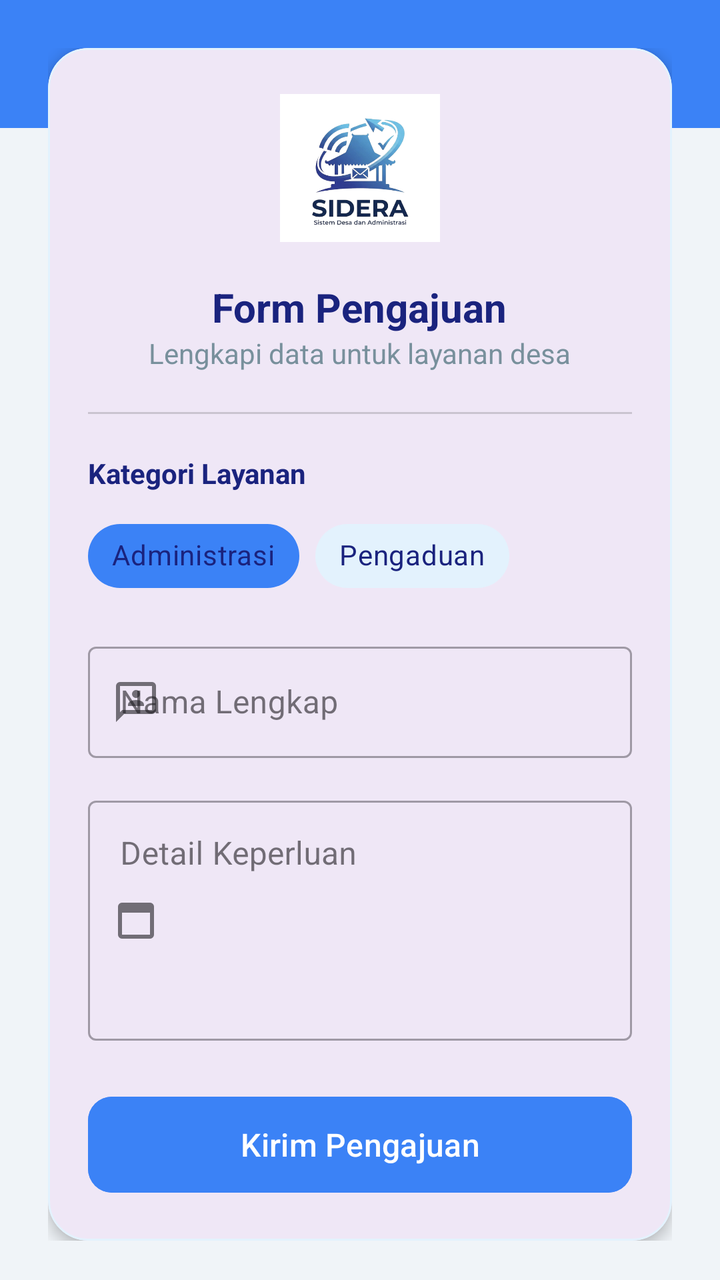
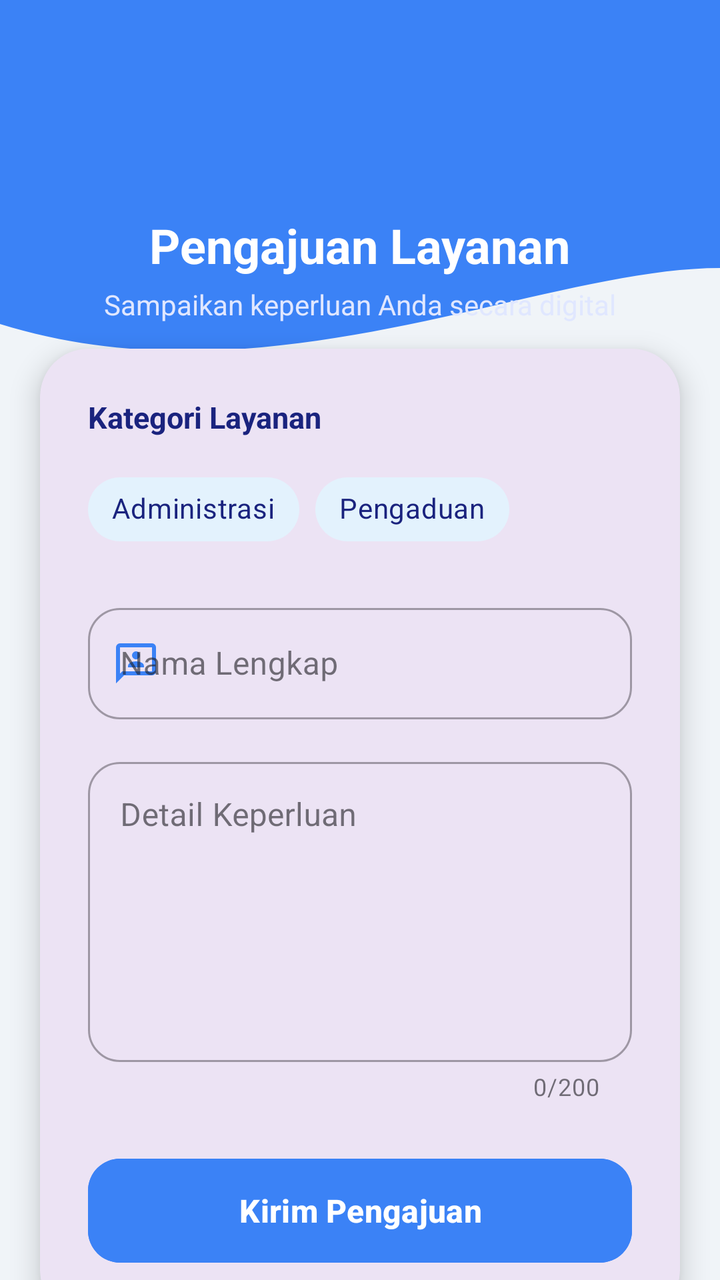

Compare the two renders of this Android layout. The source of the first and the diff that turns it into the second are given below.
<!-- AndroidManifest.xml: application theme Theme.Naylaai -->
<!-- res/layout/activity_ninth.xml -->
<?xml version="1.0" encoding="utf-8"?>
<androidx.coordinatorlayout.widget.CoordinatorLayout xmlns:android="http://schemas.android.com/apk/res/android"
    xmlns:app="http://schemas.android.com/apk/res-auto"
    xmlns:tools="http://schemas.android.com/tools"
    android:layout_width="match_parent"
    android:layout_height="match_parent"
    android:background="@color/background_light"
    tools:context=".Home.pertemuan_9.NinthActivity">

    <include
        android:id="@+id/includeToolbar"
        layout="@layout/toolbar_main" />

    <androidx.core.widget.NestedScrollView
        android:layout_width="match_parent"
        android:layout_height="match_parent"
        app:layout_behavior="@string/appbar_scrolling_view_behavior">

        <LinearLayout
            android:layout_width="match_parent"
            android:layout_height="wrap_content"
            android:orientation="vertical"
            android:padding="24dp">

            <com.google.android.material.card.MaterialCardView
                android:layout_width="match_parent"
                android:layout_height="wrap_content"
                app:cardCornerRadius="20dp"
                app:cardElevation="4dp"
                app:strokeWidth="1dp"
                app:strokeColor="@color/card_light_blue">

                <LinearLayout
                    android:layout_width="match_parent"
                    android:layout_height="wrap_content"
                    android:orientation="vertical"
                    android:padding="20dp">

                    <ImageView
                        android:id="@+id/ivHeader"
                        android:layout_width="80dp"
                        android:layout_height="80dp"
                        android:layout_gravity="center"
                        android:src="@drawable/sidera" />

                    <TextView
                        android:layout_width="wrap_content"
                        android:layout_height="wrap_content"
                        android:layout_gravity="center"
                        android:layout_marginTop="16dp"
                        android:text="Form Pengajuan"
                        android:textColor="@color/text_primary"
                        android:textSize="20sp"
                        android:textStyle="bold" />

                    <TextView
                        android:layout_width="wrap_content"
                        android:layout_height="wrap_content"
                        android:layout_gravity="center"
                        android:text="Lengkapi data untuk layanan desa"
                        android:textColor="@color/text_secondary"
                        android:textSize="14sp" />

                    <com.google.android.material.divider.MaterialDivider
                        android:layout_width="match_parent"
                        android:layout_height="wrap_content"
                        android:layout_marginVertical="20dp" />

                    <TextView
                        android:layout_width="wrap_content"
                        android:layout_height="wrap_content"
                        android:text="Kategori Layanan"
                        android:textColor="@color/text_primary"
                        android:textSize="14sp"
                        android:textStyle="bold"
                        android:layout_marginBottom="8dp"/>

                    <com.google.android.material.chip.ChipGroup
                        android:id="@+id/chipGroupKategori"
                        android:layout_width="match_parent"
                        android:layout_height="wrap_content"
                        app:singleSelection="true"
                        app:selectionRequired="true">

                        <com.google.android.material.chip.Chip
                            android:id="@+id/chipAdmin"
                            style="@style/Widget.MaterialComponents.Chip.Choice"
                            android:layout_width="wrap_content"
                            android:layout_height="wrap_content"
                            android:text="Administrasi"
                            android:checked="true"
                            app:chipBackgroundColor="@color/chip_background_state_list"
                            android:textColor="@color/text_primary"/>

                        <com.google.android.material.chip.Chip
                            android:id="@+id/chipAduan"
                            style="@style/Widget.MaterialComponents.Chip.Choice"
                            android:layout_width="wrap_content"
                            android:layout_height="wrap_content"
                            android:text="Pengaduan"
                            app:chipBackgroundColor="@color/chip_background_state_list"
                            android:textColor="@color/text_primary"/>
                    </com.google.android.material.chip.ChipGroup>

                    <com.google.android.material.textfield.TextInputLayout
                        android:id="@+id/tilNama"
                        style="@style/Widget.MaterialComponents.TextInputLayout.OutlinedBox"
                        android:layout_width="match_parent"
                        android:layout_height="wrap_content"
                        android:layout_marginTop="16dp"
                        android:hint="Nama Lengkap"
                        app:startIconDrawable="@drawable/ic_profile">

                        <com.google.android.material.textfield.TextInputEditText
                            android:layout_width="match_parent"
                            android:layout_height="wrap_content"
                            android:inputType="textPersonName" />
                    </com.google.android.material.textfield.TextInputLayout>

                    <com.google.android.material.textfield.TextInputLayout
                        android:id="@+id/tilPesan"
                        style="@style/Widget.MaterialComponents.TextInputLayout.OutlinedBox"
                        android:layout_width="match_parent"
                        android:layout_height="wrap_content"
                        android:layout_marginTop="16dp"
                        android:hint="Detail Keperluan"
                        app:startIconDrawable="@drawable/ic_note">

                        <com.google.android.material.textfield.TextInputEditText
                            android:layout_width="match_parent"
                            android:layout_height="120dp"
                            android:gravity="top"
                            android:inputType="textMultiLine" />
                    </com.google.android.material.textfield.TextInputLayout>

                    <com.google.android.material.button.MaterialButton
                        android:id="@+id/btnKirim"
                        android:layout_width="match_parent"
                        android:layout_height="56dp"
                        android:layout_marginTop="24dp"
                        android:text="Kirim Pengajuan"
                        android:textAllCaps="false"
                        android:textSize="16sp"
                        app:cornerRadius="12dp"
                        android:backgroundTint="@color/primary_blue" />

                </LinearLayout>
            </com.google.android.material.card.MaterialCardView>
        </LinearLayout>
    </androidx.core.widget.NestedScrollView>

</androidx.coordinatorlayout.widget.CoordinatorLayout>
<!-- res/layout/toolbar_main.xml (included above) -->
<?xml version="1.0" encoding="utf-8"?>
<androidx.appcompat.widget.Toolbar xmlns:android="http://schemas.android.com/apk/res/android"
    xmlns:app="http://schemas.android.com/apk/res-auto"
    android:id="@+id/toolbar"
    android:layout_width="match_parent"
    android:layout_height="?attr/actionBarSize"
    android:background="@color/primary_blue"
    android:elevation="0dp"
    android:theme="@style/ThemeOverlay.AppCompat.Dark.ActionBar"
    app:titleTextColor="@color/white"
    app:popupTheme="@style/ThemeOverlay.AppCompat.Light" />
<!-- resources referenced by this layout -->
<resources>
  <color name="background_light">#F0F4F8</color>
  <color name="card_light_blue">#E3F2FD</color>
  <color name="primary_blue">#3B82F6</color>
  <color name="text_primary">#1A237E</color>
  <color name="text_secondary">#78909C</color>
  <color name="white">#FFFFFFFF</color>
  <!-- drawable ic_note (drawable) -->
  <vector xmlns:android="http://schemas.android.com/apk/res/android" android:height="24dp" android:tint="#000000" android:viewportHeight="960" android:viewportWidth="960" android:width="24dp">
        
      <path android:fillColor="@android:color/white" android:pathData="M200,840Q167,840 143.5,816.5Q120,793 120,760L120,200Q120,167 143.5,143.5Q167,120 200,120L760,120Q793,120 816.5,143.5Q840,167 840,200L840,760Q840,793 816.5,816.5Q793,840 760,840L200,840ZM200,760L760,760Q760,760 760,760Q760,760 760,760L760,320L200,320L200,760Q200,760 200,760Q200,760 200,760Z"/>
      
  </vector>
  <!-- drawable ic_profile (drawable) -->
  <vector xmlns:android="http://schemas.android.com/apk/res/android" android:height="24dp" android:tint="#000000" android:viewportHeight="960" android:viewportWidth="960" android:width="24dp">
        
      <path android:fillColor="@android:color/white" android:pathData="M320,560L640,560L640,538Q640,494 596,467Q552,440 480,440Q408,440 364,467Q320,494 320,538L320,560ZM536.5,376.5Q560,353 560,320Q560,287 536.5,263.5Q513,240 480,240Q447,240 423.5,263.5Q400,287 400,320Q400,353 423.5,376.5Q447,400 480,400Q513,400 536.5,376.5ZM80,880L80,160Q80,127 103.5,103.5Q127,80 160,80L800,80Q833,80 856.5,103.5Q880,127 880,160L880,640Q880,673 856.5,696.5Q833,720 800,720L240,720L80,880ZM206,640L800,640Q800,640 800,640Q800,640 800,640L800,160Q800,160 800,160Q800,160 800,160L160,160Q160,160 160,160Q160,160 160,160L160,685L206,640ZM160,640L160,640L160,160Q160,160 160,160Q160,160 160,160L160,160Q160,160 160,160Q160,160 160,160L160,640Q160,640 160,640Q160,640 160,640Z"/>
      
  </vector>
  <!-- drawable sidera: png bitmap (drawable, 140471 bytes) -->
  <style name="Theme.Naylaai" parent="Base.Theme.Naylaai" />
  <style name="Base.Theme.Naylaai" parent="Theme.Material3.DayNight.NoActionBar">
          
          
      </style>
</resources>

<!-- the commit's change to res/layout/activity_ninth.xml (unified diff, before → after) -->
@@ -7,73 +7,90 @@
     android:background="@color/background_light"
     tools:context=".Home.pertemuan_9.NinthActivity">
 
-    <include
-        android:id="@+id/includeToolbar"
-        layout="@layout/toolbar_main" />
+    <com.google.android.material.appbar.AppBarLayout
+        android:id="@+id/appBarLayout"
+        android:layout_width="match_parent"
+        android:layout_height="wrap_content"
+        android:background="@android:color/transparent"
+        app:elevation="0dp">
+
+        <include
+            android:id="@+id/includeToolbar"
+            layout="@layout/toolbar_main" />
+    </com.google.android.material.appbar.AppBarLayout>
 
     <androidx.core.widget.NestedScrollView
         android:layout_width="match_parent"
         android:layout_height="match_parent"
+        android:clipToPadding="false"
+        android:paddingBottom="32dp"
         app:layout_behavior="@string/appbar_scrolling_view_behavior">
 
         <LinearLayout
             android:layout_width="match_parent"
             android:layout_height="wrap_content"
-            android:orientation="vertical"
-            android:padding="24dp">
-
+            android:orientation="vertical">
+
+            
+            <RelativeLayout
+                android:layout_width="match_parent"
+                android:layout_height="140dp">
+
+                <View
+                    android:layout_width="match_parent"
+                    android:layout_height="match_parent"
+                    android:background="@drawable/bg_home_header" />
+
+                <LinearLayout
+                    android:layout_width="match_parent"
+                    android:layout_height="wrap_content"
+                    android:layout_centerInParent="true"
+                    android:gravity="center"
+                    android:orientation="vertical"
+                    android:paddingHorizontal="24dp">
+
+                    <TextView
+                        android:layout_width="wrap_content"
+                        android:layout_height="wrap_content"
+                        android:text="Pengajuan Layanan"
+                        android:textColor="@color/white"
+                        android:textSize="24sp"
+                        android:textStyle="bold" />
+
+                    <TextView
+                        android:layout_width="wrap_content"
+                        android:layout_height="wrap_content"
+                        android:layout_marginTop="4dp"
+                        android:text="Sampaikan keperluan Anda secara digital"
+                        android:textColor="#E0E7FF"
+                        android:textSize="14sp" />
+                </LinearLayout>
+            </RelativeLayout>
+
+            
             <com.google.android.material.card.MaterialCardView
                 android:layout_width="match_parent"
                 android:layout_height="wrap_content"
-                app:cardCornerRadius="20dp"
-                app:cardElevation="4dp"
-                app:strokeWidth="1dp"
-                app:strokeColor="@color/card_light_blue">
+                android:layout_marginHorizontal="20dp"
+                android:layout_marginTop="-30dp"
+                app:cardCornerRadius="24dp"
+                app:cardElevation="8dp"
+                app:strokeWidth="0dp">
 
                 <LinearLayout
                     android:layout_width="match_parent"
                     android:layout_height="wrap_content"
                     android:orientation="vertical"
-                    android:padding="20dp">
-
-                    <ImageView
-                        android:id="@+id/ivHeader"
-                        android:layout_width="80dp"
-                        android:layout_height="80dp"
-                        android:layout_gravity="center"
-                        android:src="@drawable/sidera" />
+                    android:padding="24dp">
 
                     <TextView
                         android:layout_width="wrap_content"
                         android:layout_height="wrap_content"
-                        android:layout_gravity="center"
-                        android:layout_marginTop="16dp"
-                        android:text="Form Pengajuan"
-                        android:textColor="@color/text_primary"
-                        android:textSize="20sp"
-                        android:textStyle="bold" />
-
-                    <TextView
-                        android:layout_width="wrap_content"
-                        android:layout_height="wrap_content"
-                        android:layout_gravity="center"
-                        android:text="Lengkapi data untuk layanan desa"
-                        android:textColor="@color/text_secondary"
-                        android:textSize="14sp" />
-
-                    <com.google.android.material.divider.MaterialDivider
-                        android:layout_width="match_parent"
-                        android:layout_height="wrap_content"
-                        android:layout_marginVertical="20dp" />
-
-                    <TextView
-                        android:layout_width="wrap_content"
-                        android:layout_height="wrap_content"
                         android:text="Kategori Layanan"
                         android:textColor="@color/text_primary"
-                        android:textSize="14sp"
+                        android:textSize="15sp"
                         android:textStyle="bold"
-                        android:layout_marginBottom="8dp"/>
+                        android:layout_marginBottom="12dp"/>
 
                     <com.google.android.material.chip.ChipGroup
                         android:id="@+id/chipGroupKategori"
@@ -89,7 +106,9 @@
                             android:layout_height="wrap_content"
                             android:text="Administrasi"
                             android:checked="true"
-                            app:chipBackgroundColor="@color/chip_background_state_list"
+                            app:chipIcon="@drawable/ic_note"
+                            app:chipIconTint="@color/primary_blue"
+                            app:chipBackgroundColor="@color/card_light_blue"
                             android:textColor="@color/text_primary"/>
 
                         <com.google.android.material.chip.Chip
@@ -98,7 +117,9 @@
                             android:layout_width="wrap_content"
                             android:layout_height="wrap_content"
                             android:text="Pengaduan"
-                            app:chipBackgroundColor="@color/chip_background_state_list"
+                            app:chipIcon="@drawable/ic_message"
+                            app:chipIconTint="@color/primary_blue"
+                            app:chipBackgroundColor="@color/card_light_blue"
                             android:textColor="@color/text_primary"/>
                     </com.google.android.material.chip.ChipGroup>
 
@@ -107,14 +128,20 @@
                         style="@style/Widget.MaterialComponents.TextInputLayout.OutlinedBox"
                         android:layout_width="match_parent"
                         android:layout_height="wrap_content"
-                        android:layout_marginTop="16dp"
+                        android:layout_marginTop="20dp"
                         android:hint="Nama Lengkap"
-                        app:startIconDrawable="@drawable/ic_profile">
+                        app:boxCornerRadiusBottomEnd="16dp"
+                        app:boxCornerRadiusBottomStart="16dp"
+                        app:boxCornerRadiusTopEnd="16dp"
+                        app:boxCornerRadiusTopStart="16dp"
+                        app:startIconDrawable="@drawable/ic_profile"
+                        app:startIconTint="@color/primary_blue">
 
                         <com.google.android.material.textfield.TextInputEditText
                             android:layout_width="match_parent"
                             android:layout_height="wrap_content"
-                            android:inputType="textPersonName" />
+                            android:inputType="textPersonName"
+                            android:textColor="@color/text_primary" />
                     </com.google.android.material.textfield.TextInputLayout>
 
                     <com.google.android.material.textfield.TextInputLayout
@@ -124,28 +151,49 @@
                         android:layout_height="wrap_content"
                         android:layout_marginTop="16dp"
                         android:hint="Detail Keperluan"
-                        app:startIconDrawable="@drawable/ic_note">
+                        app:boxCornerRadiusBottomEnd="16dp"
+                        app:boxCornerRadiusBottomStart="16dp"
+                        app:boxCornerRadiusTopEnd="16dp"
+                        app:boxCornerRadiusTopStart="16dp"
+                        app:counterEnabled="true"
+                        app:counterMaxLength="200"
+                        app:startIconDrawable="@drawable/ic_edit"
+                        app:startIconTint="@color/primary_blue">
 
                         <com.google.android.material.textfield.TextInputEditText
                             android:layout_width="match_parent"
-                            android:layout_height="120dp"
+                            android:layout_height="150dp"
                             android:gravity="top"
-                            android:inputType="textMultiLine" />
+                            android:inputType="textMultiLine"
+                            android:textColor="@color/text_primary" />
                     </com.google.android.material.textfield.TextInputLayout>
 
                     <com.google.android.material.button.MaterialButton
                         android:id="@+id/btnKirim"
                         android:layout_width="match_parent"
-                        android:layout_height="56dp"
+                        android:layout_height="60dp"
                         android:layout_marginTop="24dp"
                         android:text="Kirim Pengajuan"
                         android:textAllCaps="false"
                         android:textSize="16sp"
-                        app:cornerRadius="12dp"
-                        android:backgroundTint="@color/primary_blue" />
+                        android:textStyle="bold"
+                        app:cornerRadius="16dp"
+                        android:backgroundTint="@color/primary_blue"
+                        app:elevation="4dp" />
 
                 </LinearLayout>
             </com.google.android.material.card.MaterialCardView>
+
+            <TextView
+                android:layout_width="match_parent"
+                android:layout_height="wrap_content"
+                android:text="Respon akan dikirimkan melalui notifikasi aplikasi atau nomor telepon yang terdaftar."
+                android:textAlignment="center"
+                android:layout_marginHorizontal="40dp"
+                android:layout_marginTop="24dp"
+                android:textColor="@color/text_muted"
+                android:textSize="12sp" />
+
         </LinearLayout>
     </androidx.core.widget.NestedScrollView>
 
<!-- resource entries referenced after the edit -->
@@ -3,9 +3,30 @@
   <color name="background_light">#F0F4F8</color>
   <color name="card_light_blue">#E3F2FD</color>
   <color name="primary_blue">#3B82F6</color>
+  <color name="text_muted">#90A4AE</color>
   <color name="text_primary">#1A237E</color>
-  <color name="text_secondary">#78909C</color>
   <color name="white">#FFFFFFFF</color>
+  <!-- drawable bg_home_header (drawable) -->
+  <?xml version="1.0" encoding="utf-8"?>
+  <vector xmlns:android="http://schemas.android.com/apk/res/android"
+      android:width="400dp"
+      android:height="100dp"
+      android:viewportWidth="400"
+      android:viewportHeight="100">
+      <path
+          android:fillColor="#3B82F6"
+          android:pathData="M0,0 H400 V50 C300,50 150,100 0,70 Z" />
+  </vector>
+  <!-- drawable ic_edit (drawable) -->
+  <?xml version="1.0" encoding="utf-8"?>
+  <selector xmlns:android="http://schemas.android.com/apk/res/android">
+  
+  </selector>
+  <!-- drawable ic_message (drawable) -->
+  <?xml version="1.0" encoding="utf-8"?>
+  <selector xmlns:android="http://schemas.android.com/apk/res/android">
+  
+  </selector>
   <!-- drawable ic_note (drawable) -->
   <vector xmlns:android="http://schemas.android.com/apk/res/android" android:height="24dp" android:tint="#000000" android:viewportHeight="960" android:viewportWidth="960" android:width="24dp">
         
@@ -18,7 +39,6 @@
       <path android:fillColor="@android:color/white" android:pathData="M320,560L640,560L640,538Q640,494 596,467Q552,440 480,440Q408,440 364,467Q320,494 320,538L320,560ZM536.5,376.5Q560,353 560,320Q560,287 536.5,263.5Q513,240 480,240Q447,240 423.5,263.5Q400,287 400,320Q400,353 423.5,376.5Q447,400 480,400Q513,400 536.5,376.5ZM80,880L80,160Q80,127 103.5,103.5Q127,80 160,80L800,80Q833,80 856.5,103.5Q880,127 880,160L880,640Q880,673 856.5,696.5Q833,720 800,720L240,720L80,880ZM206,640L800,640Q800,640 800,640Q800,640 800,640L800,160Q800,160 800,160Q800,160 800,160L160,160Q160,160 160,160Q160,160 160,160L160,685L206,640ZM160,640L160,640L160,160Q160,160 160,160Q160,160 160,160L160,160Q160,160 160,160Q160,160 160,160L160,640Q160,640 160,640Q160,640 160,640Z"/>
       
   </vector>
-  <!-- drawable sidera: png bitmap (drawable, 140471 bytes) -->
   <style name="Theme.Naylaai" parent="Base.Theme.Naylaai" />
   <style name="Base.Theme.Naylaai" parent="Theme.Material3.DayNight.NoActionBar">
           
